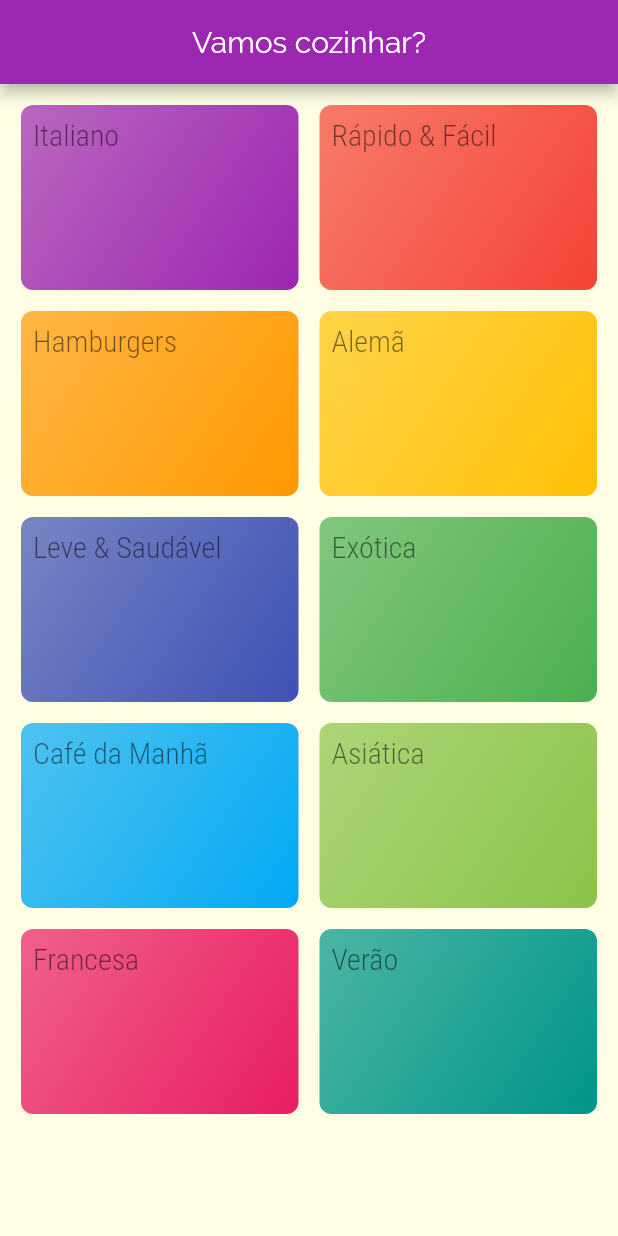
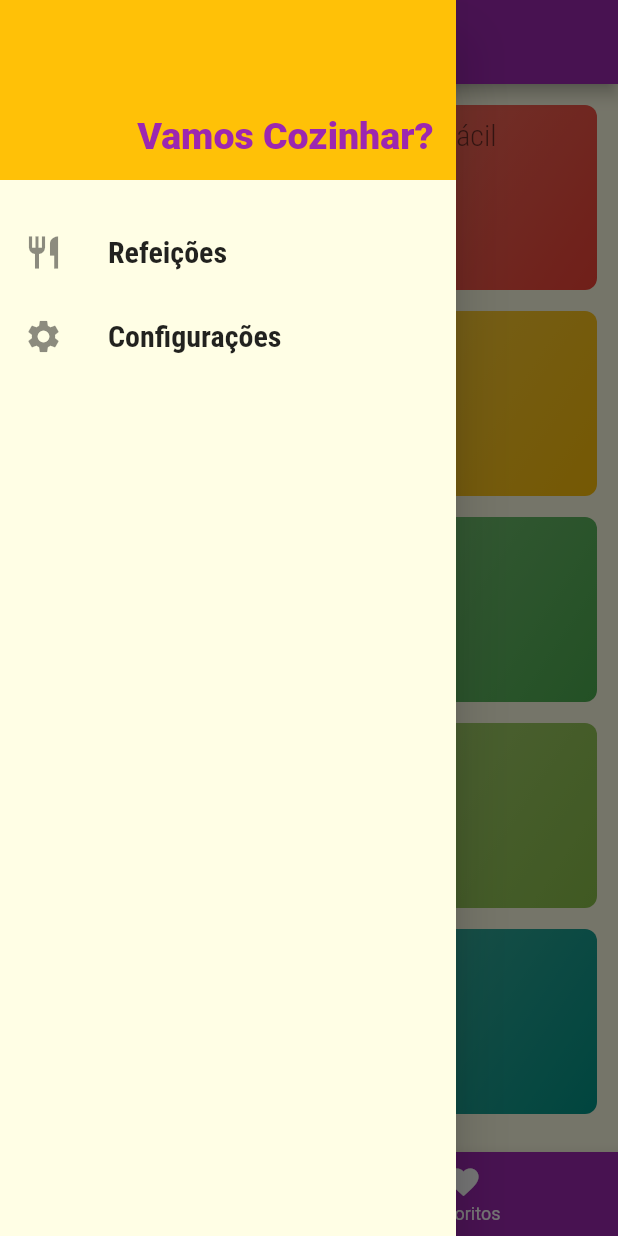
Before and after one commit to leoCardosoDev/flutter_navigator_meal, a Flutter app: the screen it shows after launch, with the side drawer open (before the commit the screen has no drawer), on a phone screen of 412 x 824 dp. Run offline on Flutter 3.47's test engine with Material 2 defaults, Android fonts, the phone set to English and light mode, and no system bars.

Commit message:
feat: drawer menu with settings screen

```diff
--- /dev/null
+++ b/lib/components/main_drawer.dart
@@ -0,0 +1,52 @@
+import 'package:flutter/material.dart';
+import 'package:food_navigator/utils/routes/app_routes.dart';
+
+class MainDrawer extends StatelessWidget {
+  Widget _createItem(IconData icon, String label, Function onTap) {
+    return ListTile(
+      leading: Icon(icon, size: 26),
+      title: Text(
+        label,
+        style: TextStyle(
+          fontFamily: 'RobotoCondensed',
+          fontSize: 20,
+          fontWeight: FontWeight.w700,
+        ),
+      ),
+      onTap: onTap,
+    );
+  }
+
+  @override
+  Widget build(BuildContext context) {
+    return Drawer(
+      child: Column(
+        children: [
+          Container(
+            height: 120,
+            width: double.infinity,
+            padding: EdgeInsets.all(15),
+            color: Theme.of(context).accentColor,
+            alignment: Alignment.bottomRight,
+            child: Text(
+              'Vamos Cozinhar?',
+              style: TextStyle(
+                fontWeight: FontWeight.w900,
+                fontSize: 25,
+                color: Theme.of(context).primaryColor,
+              ),
+            ),
+          ),
+          SizedBox(height: 20),
+          _createItem(Icons.restaurant, 'Refeições',
+              () => Navigator.of(context).pushReplacementNamed(AppRoutes.HOME)),
+          _createItem(
+              Icons.settings,
+              'Configurações',
+              () => Navigator.of(context)
+                  .pushReplacementNamed(AppRoutes.SETTINGS)),
+        ],
+      ),
+    );
+  }
+}
--- a/lib/main.dart
+++ b/lib/main.dart
@@ -1,7 +1,9 @@
 import 'dart:ui';
 
 import 'package:flutter/material.dart';
+import 'package:food_navigator/screens/settings_screen.dart';
 
+import './screens/tabs_screen.dart';
 import './screens/categories_meals_screen.dart';
 import './screens/categories_screen.dart';
 import './screens/meal_detail_screen.dart';
@@ -26,9 +28,10 @@ class MyApp extends StatelessWidget {
             )),
       ),
       routes: {
-        AppRoutes.HOME: (_) => CategoriesScreen(),
+        AppRoutes.HOME: (_) => TabsScreen(),
         AppRoutes.CATEGORIES_MEALS: (_) => CategoriesMealScreen(),
         AppRoutes.MEAL_DETAIL: (_) => MealDetailScreen(),
+        AppRoutes.SETTINGS: (_) => SettingsScreen(),
       },
       onUnknownRoute: (settings) =>
           MaterialPageRoute(builder: (_) => CategoriesScreen()),
--- a/lib/screens/categories_screen.dart
+++ b/lib/screens/categories_screen.dart
@@ -6,12 +6,7 @@ import '../data/dumy_data.dart';
 class CategoriesScreen extends StatelessWidget {
   @override
   Widget build(BuildContext context) {
-    return Scaffold(
-      appBar: AppBar(
-        title: Text('Vamos cozinhar?'),
-        centerTitle: true,
-      ),
-      body: GridView(
+    return GridView(
       padding: EdgeInsets.all(14),
       gridDelegate: SliverGridDelegateWithMaxCrossAxisExtent(
         maxCrossAxisExtent: 200,
@@ -21,7 +16,6 @@ class CategoriesScreen extends StatelessWidget {
       ),
       children:
           DUMMY_CATEGORIES.map((category) => CategoryItem(category)).toList(),
-      ),
     );
   }
 }
--- /dev/null
+++ b/lib/screens/settings_screen.dart
@@ -0,0 +1,17 @@
+import 'package:flutter/material.dart';
+import 'package:food_navigator/components/main_drawer.dart';
+
+class SettingsScreen extends StatelessWidget {
+  @override
+  Widget build(BuildContext context) {
+    return Scaffold(
+      appBar: AppBar(
+        title: Text('Configurações'),
+      ),
+      drawer: MainDrawer(),
+      body: Center(
+        child: Text('Configurações!'),
+      ),
+    );
+  }
+}
--- /dev/null
+++ b/lib/screens/tabs_screen.dart
@@ -0,0 +1,54 @@
+import 'package:flutter/material.dart';
+import 'package:food_navigator/components/main_drawer.dart';
+
+import './categories_screen.dart';
+import './favorite_screen.dart';
+
+class TabsScreen extends StatefulWidget {
+  @override
+  _TabsScreenState createState() => _TabsScreenState();
+}
+
+class _TabsScreenState extends State<TabsScreen> {
+  int _selectedScreenIndex = 0;
+  final List<Map<String, Object>> _screens = [
+    {'title': 'Lista de Categoria', 'screen': CategoriesScreen()},
+    {'title': 'Meus Favorito', 'screen': FavoriteScreen()},
+  ];
+
+  _selectScreen(int index) {
+    setState(() {
+      _selectedScreenIndex = index;
+    });
+  }
+
+  @override
+  Widget build(BuildContext context) {
+    return SafeArea(
+      child: Scaffold(
+        appBar: AppBar(
+          title: Text(_screens[_selectedScreenIndex]['title']),
+        ),
+        drawer: MainDrawer(),
+        body: _screens[_selectedScreenIndex]['screen'],
+        bottomNavigationBar: BottomNavigationBar(
+          onTap: _selectScreen,
+          backgroundColor: Theme.of(context).primaryColor,
+          unselectedItemColor: Colors.white,
+          selectedItemColor: Theme.of(context).accentColor,
+          currentIndex: _selectedScreenIndex,
+          items: [
+            BottomNavigationBarItem(
+              icon: Icon(Icons.category),
+              label: 'Categorias',
+            ),
+            BottomNavigationBarItem(
+              icon: Icon(Icons.favorite),
+              label: 'Favoritos',
+            ),
+          ],
+        ),
+      ),
+    );
+  }
+}
--- a/lib/utils/routes/app_routes.dart
+++ b/lib/utils/routes/app_routes.dart
@@ -2,4 +2,5 @@ class AppRoutes {
   static const HOME = '/';
   static const CATEGORIES_MEALS = '/categories-meals';
   static const MEAL_DETAIL = '/meal-detail';
+  static const SETTINGS = '/settings';
 }
```
Also changed, not shown: lib/screens/favorite_screen.dart (added, +10 -0 lines), lib/screens/tabs_screen_top.dart (added, +36 -0 lines). Lines whose indentation alone changed are shown as unchanged.
